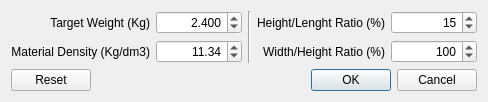
Qt form bulbcalculator/Ui/SetBulbParameterDialog.ui (mgian/bulbcalculator) before a commit.
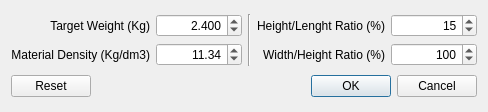
The same form after that commit. Icons and pictures are not drawn.

What changed in the file:
```diff
--- a/bulbcalculator/Ui/SetBulbParameterDialog.ui
+++ b/bulbcalculator/Ui/SetBulbParameterDialog.ui
@@ -10,7 +10,7 @@
     <x>0</x>
     <y>0</y>
     <width>488</width>
-    <height>100</height>
+    <height>112</height>
    </rect>
   </property>
   <property name="windowTitle">
@@ -151,7 +151,7 @@
         <double>1.000000000000000</double>
        </property>
        <property name="maximum">
-        <double>20.000000000000000</double>
+        <double>30.000000000000000</double>
        </property>
        <property name="singleStep">
         <double>0.100000000000000</double>
```
